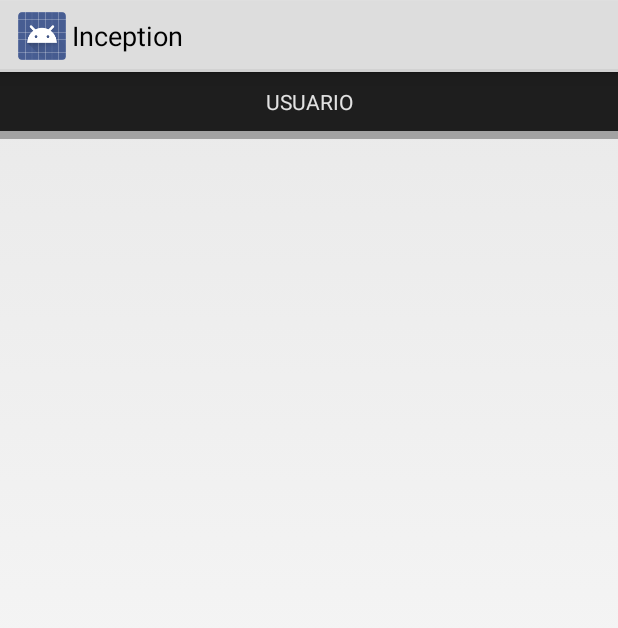
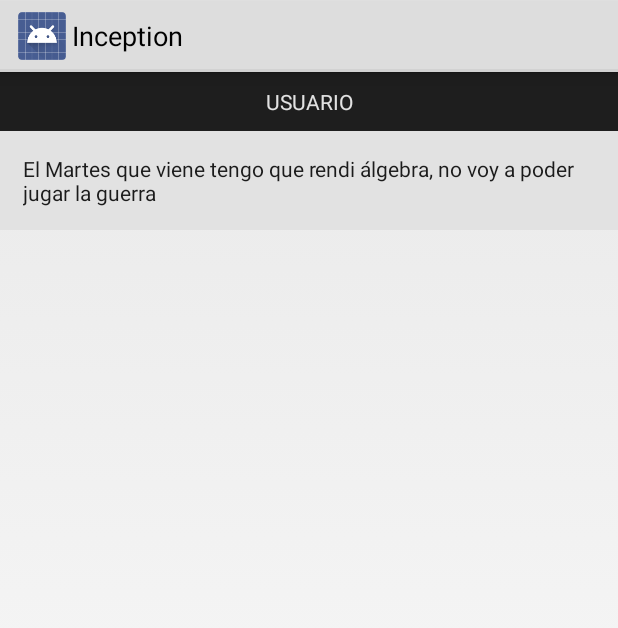
Before and after one commit to Rhefew/inception, an Android app: the layout result_item.xml on its own in the app's theme, with its tools: preview values and no code run, on a phone screen of 412 x 824 dp. Shown: the top 628 px of the screen. Run offline under Robolectric (Android 15) with nearby library versions, the phone set to English and light mode, and no system bars.

Commit message:
Changed color, regenerating assets

```diff
--- a/app/build.gradle
+++ b/app/build.gradle
@@ -12,8 +12,8 @@ android {
         applicationId 'com.rhefew.cocdrive'
         minSdkVersion 14
         targetSdkVersion 21
-        versionCode 11
-        versionName '1.0.7'
+        versionCode 12
+        versionName '1.0.8'
     }
     buildTypes {
         release {
--- a/app/src/main/res/layout/result_item.xml
+++ b/app/src/main/res/layout/result_item.xml
@@ -2,8 +2,7 @@
 
 <RelativeLayout xmlns:android="http://schemas.android.com/apk/res/android"
     android:orientation="vertical" android:layout_width="match_parent"
-    android:layout_height="wrap_content"
-    android:background="#1e1e1e">
+    android:layout_height="wrap_content">
 
     <LinearLayout
         android:layout_width="match_parent"
@@ -14,8 +13,7 @@
         android:background="#E2E2E2"
         android:layout_below="@+id/txtUser"
         android:layout_alignParentLeft="true"
-        android:layout_alignParentStart="true"
-        android:visibility="gone">
+        android:layout_alignParentStart="true">
 
 
         <TextView
@@ -49,7 +47,6 @@
         android:id="@+id/frameVoteColor"
         android:layout_width="match_parent"
         android:layout_height="5dp"
-        android:layout_below="@id/txtUser"
-        android:background="#a2a2a2"/>
+        android:layout_below="@id/txtUser"/>
 
 </RelativeLayout>
```
Also changed, not shown: 4 other files.
